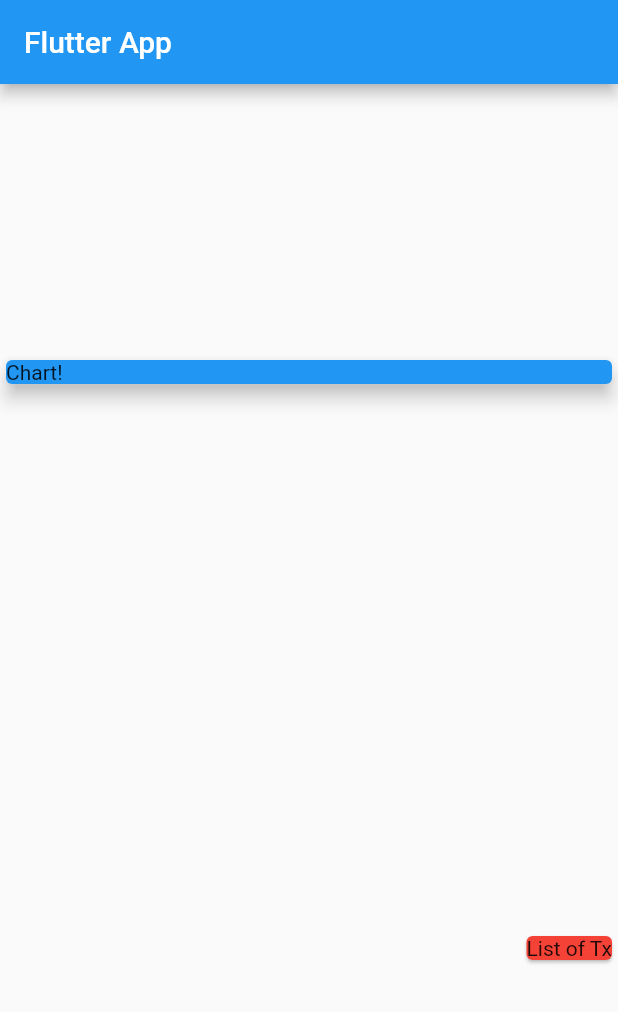
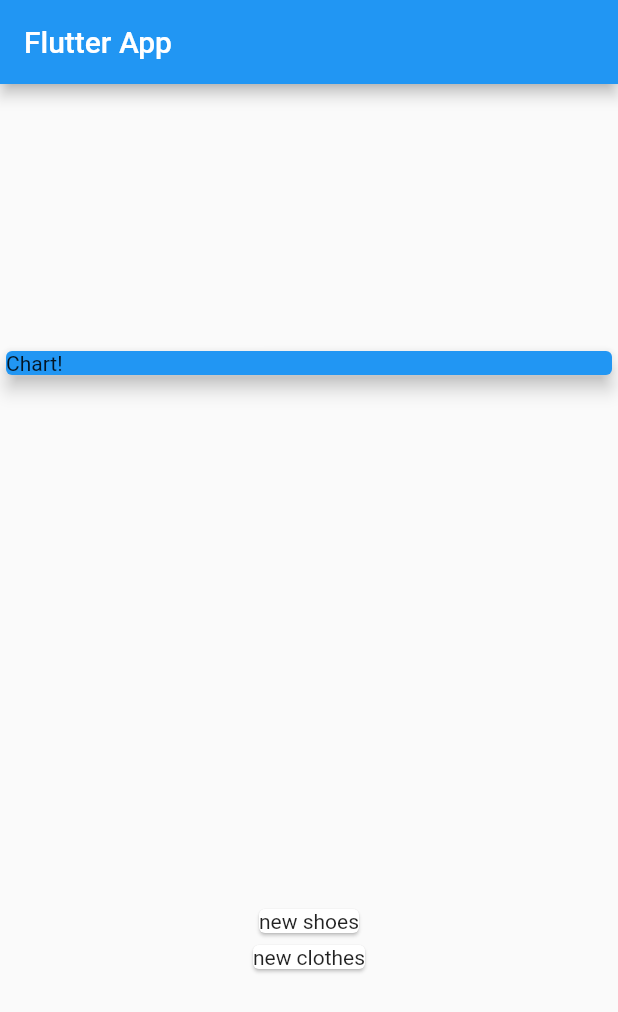
Before and after one commit to kajanthyS/personal_expenses_app, a Flutter app: the screen it shows after launch, on a phone screen of 412 x 824 dp. Shown: the top 1012 px of the screen. Run offline on Flutter 3.47's test engine with Material 2 defaults, Android fonts, the phone set to English and light mode, and no system bars.

Commit message:
added cards for transactions

```diff
--- a/lib/main.dart
+++ b/lib/main.dart
@@ -39,7 +39,7 @@ class MyHomePage extends StatelessWidget {
       ),
       body: Column(
         mainAxisAlignment: MainAxisAlignment.spaceAround,
-        crossAxisAlignment: CrossAxisAlignment.end,
+        crossAxisAlignment: CrossAxisAlignment.center,
         children: <Widget> [
           Container(
             width: double.infinity,
@@ -49,11 +49,11 @@ class MyHomePage extends StatelessWidget {
               elevation: 5,
             ),
           ),
-        Card(
-          color: Colors.red,
-          child: Text('List of Tx'),
-
-          ),
+        Column(children: transactions.map((tx) {
+          return Card(
+            child: Text(tx.title),
+          );
+        }).toList(),),
         ],
       ),
     );
```
